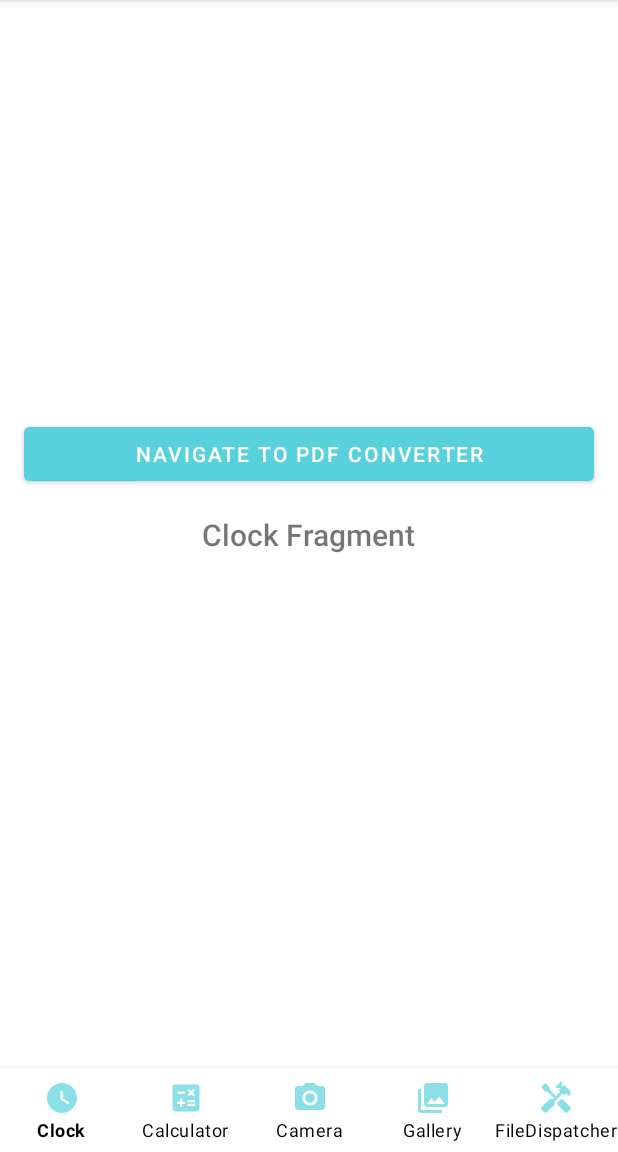
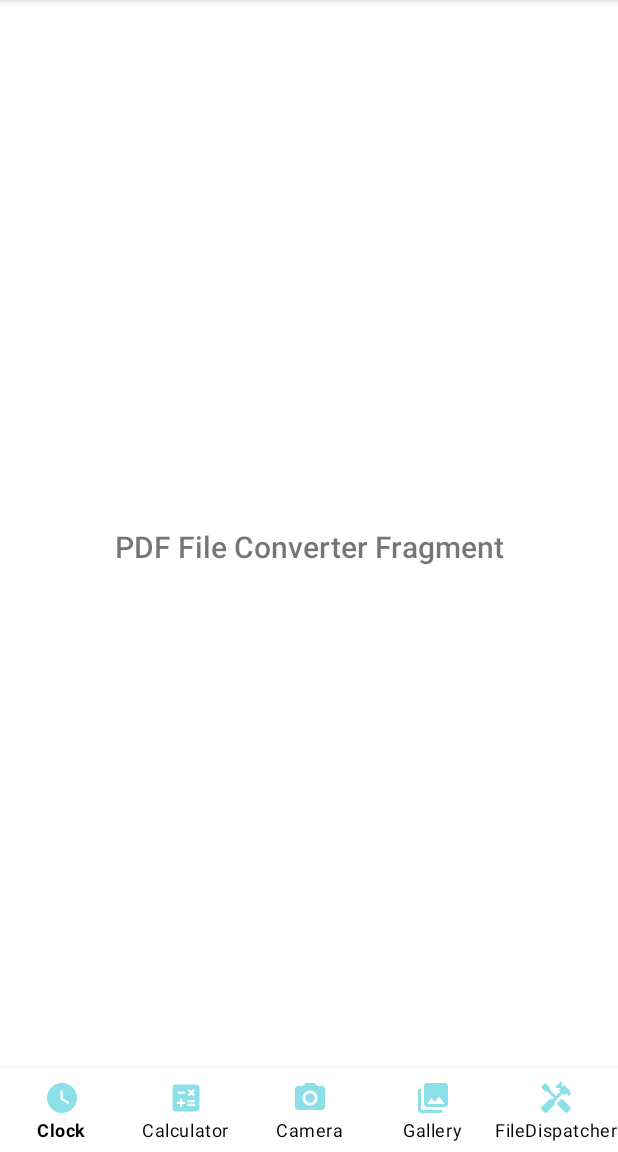
Before and after one commit to Droid79675/SummerPractice_29_06_22--12_07_22, an Android app: the screen it shows after launch (SingleActivity), after a tap on "NAVIGATE TO PDF CONVERTER", on a phone screen of 412 x 824 dp, the part 84-1236 px from its top. Run offline under Robolectric (Android 15) with nearby library versions, the phone set to English and light mode, and no system bars; our stand-ins replace navigation-ui.

Commit message:
Deleted unwanted connections from mainFragment to clockFragment ... ending to fileDispatcherFragment and added connections from them to PDFConverterFragment

```diff
--- a/Practice_30_06_22/app/src/main/res/navigation/single_graph.xml
+++ b/Practice_30_06_22/app/src/main/res/navigation/single_graph.xml
@@ -11,7 +11,7 @@
         android:label="ClockFragment"
         tools:layout="@layout/fragment_clock">
         <action
-            android:id="@+id/action_fileDispatcherFragment_to_PDFConverter"
+            android:id="@+id/action_clockFragment_to_PDFConverter"
             app:destination="@id/PDFConverter" />
     </fragment>
     <fragment
@@ -20,7 +20,7 @@
         android:label="CalculatorFragment"
         tools:layout="@layout/fragment_calculator">
         <action
-            android:id="@+id/action_fileDispatcherFragment_to_PDFConverter"
+            android:id="@+id/action_calculatorFragment_to_PDFConverter"
             app:destination="@id/PDFConverter" />
     </fragment>
     <fragment
@@ -29,7 +29,7 @@
         android:label="CameraFragment"
         tools:layout="@layout/fragment_camera">
         <action
-            android:id="@+id/action_fileDispatcherFragment_to_PDFConverter"
+            android:id="@+id/action_cameraFragment_to_PDFConverter"
             app:destination="@id/PDFConverter" />
     </fragment>
     <fragment
@@ -38,7 +38,7 @@
         android:label="GalleryFragment"
         tools:layout="@layout/fragment_gallery">
         <action
-            android:id="@+id/action_fileDispatcherFragment_to_PDFConverter"
+            android:id="@+id/action_galleryFragment_to_PDFConverter"
             app:destination="@id/PDFConverter" />
     </fragment>
 
@@ -57,20 +57,8 @@
         android:label="fragment_main"
         tools:layout="@layout/fragment_main" >
         <action
-            android:id="@+id/action_mainFragment_to_cameraFragment"
-            app:destination="@id/cameraFragment" />
-        <action
-            android:id="@+id/action_mainFragment_to_galleryFragment"
-            app:destination="@id/galleryFragment" />
-        <action
-            android:id="@+id/action_mainFragment_to_fileDispatcherFragment"
-            app:destination="@id/fileDispatcherFragment" />
-        <action
-            android:id="@+id/action_mainFragment_to_clockFragment"
-            app:destination="@id/clockFragment" />
-        <action
-            android:id="@+id/action_mainFragment_to_calculatorFragment"
-            app:destination="@id/calculatorFragment" />
+            android:id="@+id/action_mainFragment_to_PDFConverter"
+            app:destination="@id/PDFConverter" />
     </fragment>
     <fragment
         android:id="@+id/PDFConverter"
```
